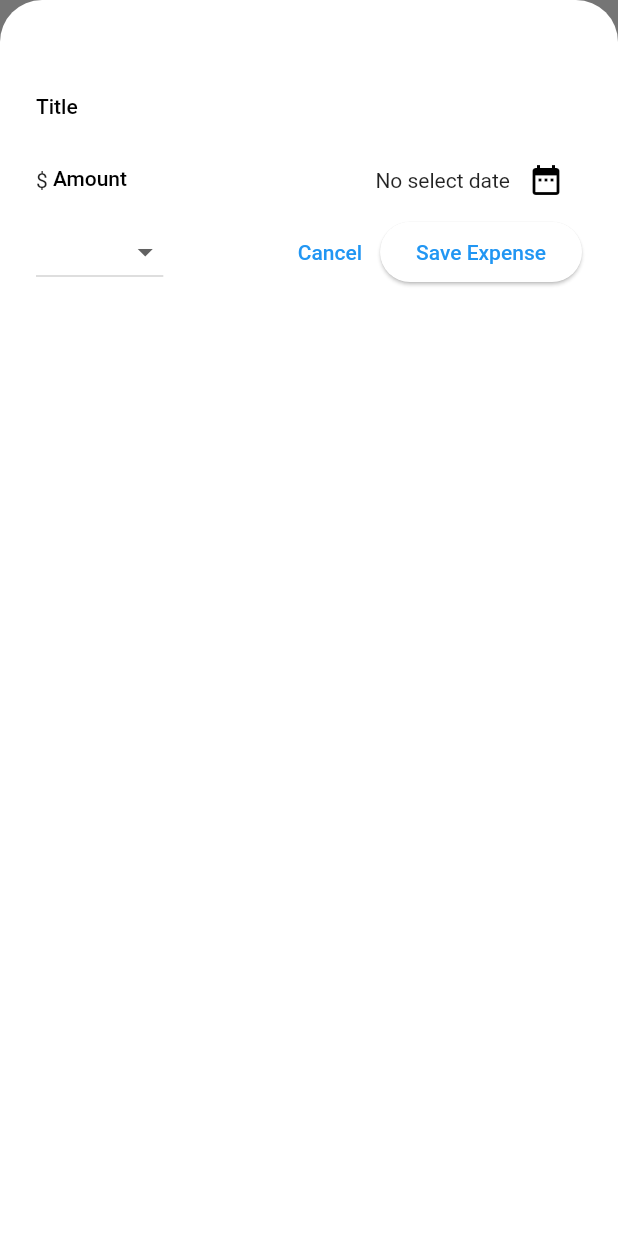
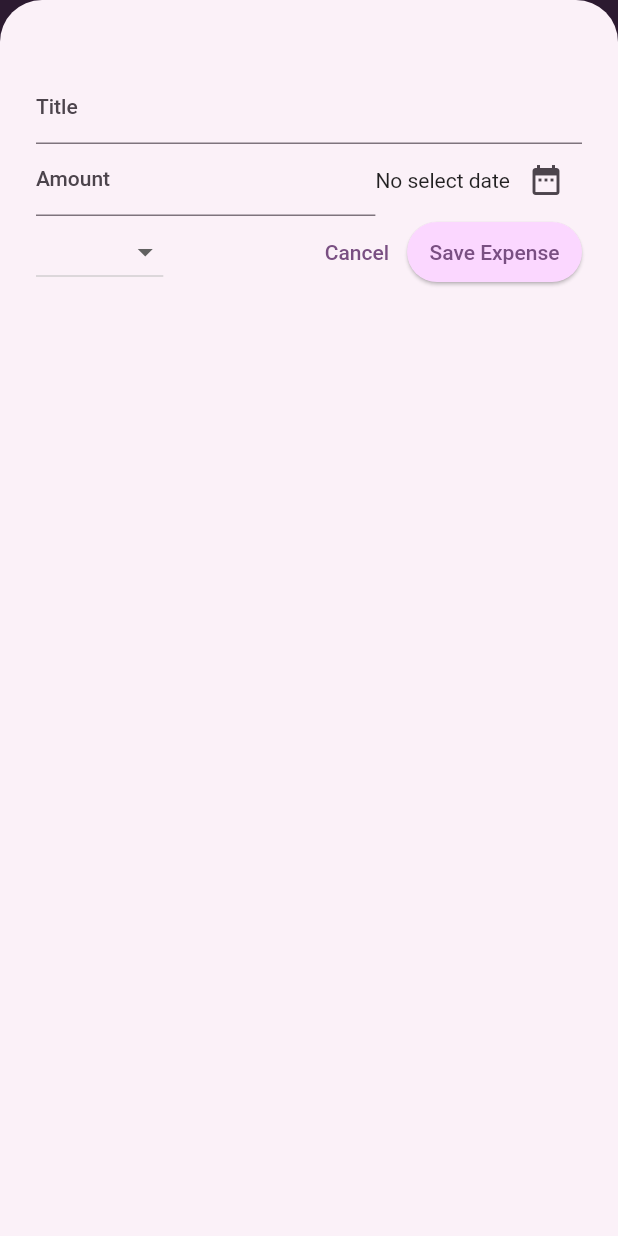
Before and after one commit to khwoat/flutter_course-expense_tracker_app, a Flutter app: the screen it shows after launch, after a tap on the "add" icon, on a phone screen of 412 x 824 dp. Run offline on Flutter 3.47's test engine with Material 2 defaults, Android fonts, the phone set to English and light mode, and no system bars.

Commit message:
Adding theme

```diff
--- a/lib/main.dart
+++ b/lib/main.dart
@@ -1,5 +1,9 @@
 import 'package:expense_tracker_app/pages/dashboard/dashboard_page.dart';
 import 'package:flutter/material.dart';
+
+final kColorScheme = ColorScheme.fromSeed(
+  seedColor: const Color.fromARGB(255, 160, 49, 193),
+);
 
 void main() {
   runApp(const ExpenseTrackerApp());
@@ -12,7 +16,38 @@ class ExpenseTrackerApp extends StatelessWidget {
   Widget build(BuildContext context) {
     return MaterialApp(
       home: const DashboardPage(),
-      theme: ThemeData().copyWith(useMaterial3: true),
+      theme: ThemeData().copyWith(
+        useMaterial3: true,
+        colorScheme: kColorScheme,
+        scaffoldBackgroundColor: kColorScheme.background,
+        appBarTheme: const AppBarTheme().copyWith(
+          backgroundColor: kColorScheme.onPrimaryContainer,
+          foregroundColor: kColorScheme.primaryContainer,
+        ),
+        cardTheme: const CardTheme().copyWith(
+          color: kColorScheme.secondaryContainer,
+          margin: const EdgeInsets.symmetric(
+            vertical: 8,
+            horizontal: 16,
+          ),
+        ),
+        elevatedButtonTheme: ElevatedButtonThemeData(
+          style: ElevatedButton.styleFrom(
+            backgroundColor: kColorScheme.primaryContainer,
+            padding: const EdgeInsets.symmetric(
+              vertical: 5,
+              horizontal: 15,
+            ),
+          ),
+        ),
+        textTheme: ThemeData().textTheme.copyWith(
+              titleLarge: TextStyle(
+                color: kColorScheme.onSecondaryContainer,
+                fontWeight: FontWeight.bold,
+                fontSize: 16,
+              ),
+            ),
+      ),
     );
   }
 }
--- a/lib/pages/dashboard/expense_adding.dart
+++ b/lib/pages/dashboard/expense_adding.dart
@@ -92,12 +92,14 @@ class _ExpenseAddingState extends State<ExpenseAdding> {
           Row(
             children: [
               // Amount textfield
-              const Text('\$ '),
               Expanded(
                 child: TextField(
                   controller: _amountController,
                   keyboardType: TextInputType.number,
-                  decoration: const InputDecoration(label: Text('Amount')),
+                  decoration: const InputDecoration(
+                    label: Text('Amount'),
+                    prefix: Text('\$ '),
+                  ),
                 ),
               ),
 
--- a/lib/pages/dashboard/expense_item.dart
+++ b/lib/pages/dashboard/expense_item.dart
@@ -10,15 +10,15 @@ class ExpenseItem extends StatelessWidget {
   @override
   Widget build(BuildContext context) {
     return Card(
-      margin: const EdgeInsets.symmetric(
-        vertical: 8,
-        horizontal: 16,
-      ),
       child: Padding(
         padding: const EdgeInsets.all(12),
         child: Column(
+          crossAxisAlignment: CrossAxisAlignment.start,
           children: [
-            Text(expense.title),
+            Text(
+              expense.title,
+              style: Theme.of(context).textTheme.titleLarge,
+            ),
             Row(
               children: [
                 Text('\$${expense.amount.toStringAsFixed(2)}'),
--- a/lib/pages/dashboard/expense_list.dart
+++ b/lib/pages/dashboard/expense_list.dart
@@ -20,6 +20,9 @@ class ExpenseList extends StatelessWidget {
       itemBuilder: (context, index) => Dismissible(
         key: ValueKey(expenses[index]),
         onDismissed: (direction) => onRemove(expenses[index]),
+        background: Container(
+          color: Theme.of(context).colorScheme.error,
+        ),
         child: ExpenseItem(
           expense: expenses[index],
         ),
```
